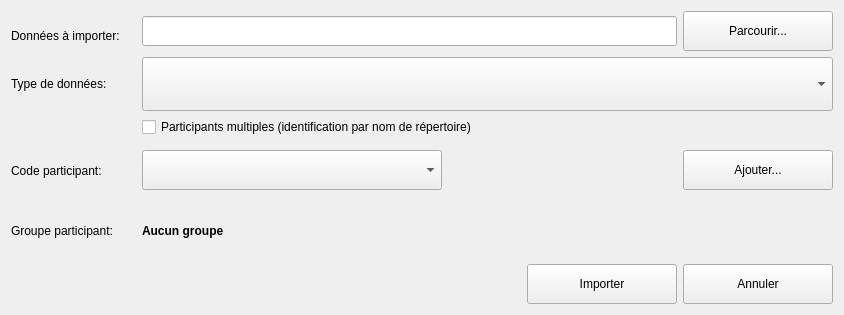
Qt form python/resources/ui/ImportManager.ui (introlab/OpenIMU) before a commit.
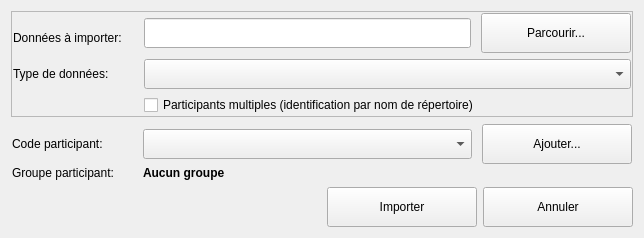
The same form after that commit. Icons and pictures are not drawn.

Commit message: Adjusted "Windows" style on Windows (!)

Patch:
```diff
--- a/python/resources/ui/ImportManager.ui
+++ b/python/resources/ui/ImportManager.ui
@@ -6,8 +6,8 @@
    <rect>
     <x>0</x>
     <y>0</y>
-    <width>844</width>
-    <height>315</height>
+    <width>644</width>
+    <height>232</height>
    </rect>
   </property>
   <property name="windowTitle">
@@ -18,35 +18,32 @@
     <normaloff>:/OpenIMU/icons/OpenIMU.png</normaloff>:/OpenIMU/icons/OpenIMU.png</iconset>
   </property>
   <layout class="QVBoxLayout" name="verticalLayout">
-   <item>
-    <layout class="QGridLayout" name="gridLayout">
-     <item row="0" column="0">
-      <widget class="QLabel" name="lblFileName">
-       <property name="sizePolicy">
-        <sizepolicy hsizetype="Preferred" vsizetype="Expanding">
-         <horstretch>0</horstretch>
-         <verstretch>0</verstretch>
-        </sizepolicy>
-       </property>
-       <property name="minimumSize">
-        <size>
-         <width>125</width>
-         <height>40</height>
-        </size>
-       </property>
-       <property name="maximumSize">
-        <size>
-         <width>16777215</width>
-         <height>30</height>
-        </size>
-       </property>
-       <property name="text">
-        <string>Données à importer:</string>
-       </property>
-      </widget>
-     </item>
+   <item alignment="Qt::AlignTop">
+    <widget class="QFrame" name="frameData">
+     <property name="frameShape">
+      <enum>QFrame::StyledPanel</enum>
+     </property>
+     <property name="frameShadow">
+      <enum>QFrame::Raised</enum>
+     </property>
+     <layout class="QGridLayout" name="gridLayout_3">
+      <property name="leftMargin">
+       <number>1</number>
+      </property>
+      <property name="topMargin">
+       <number>1</number>
+      </property>
+      <property name="rightMargin">
+       <number>1</number>
+      </property>
+      <property name="bottomMargin">
+       <number>1</number>
+      </property>
      <item row="0" column="1">
       <layout class="QHBoxLayout" name="horizontalLayout_2">
+        <property name="spacing">
+         <number>10</number>
+        </property>
        <item>
         <widget class="QLineEdit" name="txtFileName">
          <property name="minimumSize">
@@ -62,7 +59,7 @@
          <property name="minimumSize">
           <size>
            <width>150</width>
-           <height>40</height>
+            <height>30</height>
           </size>
          </property>
          <property name="maximumSize">
@@ -84,6 +81,31 @@
        </item>
       </layout>
      </item>
+      <item row="0" column="0">
+       <widget class="QLabel" name="lblFileName">
+        <property name="sizePolicy">
+         <sizepolicy hsizetype="Preferred" vsizetype="Expanding">
+          <horstretch>0</horstretch>
+          <verstretch>0</verstretch>
+         </sizepolicy>
+        </property>
+        <property name="minimumSize">
+         <size>
+          <width>125</width>
+          <height>40</height>
+         </size>
+        </property>
+        <property name="maximumSize">
+         <size>
+          <width>125</width>
+          <height>30</height>
+         </size>
+        </property>
+        <property name="text">
+         <string>Données à importer:</string>
+        </property>
+       </widget>
+      </item>
      <item row="1" column="0">
       <widget class="QLabel" name="lblFileType">
        <property name="sizePolicy">
@@ -95,7 +117,13 @@
        <property name="minimumSize">
         <size>
          <width>125</width>
-         <height>40</height>
+          <height>25</height>
+         </size>
+        </property>
+        <property name="maximumSize">
+         <size>
+          <width>125</width>
+          <height>16777215</height>
         </size>
        </property>
        <property name="text">
@@ -114,7 +142,7 @@
        <property name="minimumSize">
         <size>
          <width>0</width>
-         <height>35</height>
+          <height>30</height>
         </size>
        </property>
       </widget>
@@ -129,10 +157,31 @@
        </property>
       </widget>
      </item>
-     <item row="3" column="0">
-      <widget class="QLabel" name="lblParticipant">
+     </layout>
+    </widget>
+   </item>
+   <item alignment="Qt::AlignTop">
+    <widget class="QFrame" name="frameParticipant">
+     <layout class="QGridLayout" name="gridLayout_2">
+      <property name="leftMargin">
+       <number>1</number>
+      </property>
+      <property name="topMargin">
+       <number>1</number>
+      </property>
+      <property name="rightMargin">
+       <number>1</number>
+      </property>
+      <property name="bottomMargin">
+       <number>1</number>
+      </property>
+      <property name="verticalSpacing">
+       <number>2</number>
+      </property>
+      <item row="1" column="0">
+       <widget class="QLabel" name="lblGroup">
        <property name="sizePolicy">
-        <sizepolicy hsizetype="Preferred" vsizetype="Expanding">
+         <sizepolicy hsizetype="Preferred" vsizetype="Preferred">
          <horstretch>0</horstretch>
          <verstretch>0</verstretch>
         </sizepolicy>
@@ -140,22 +189,31 @@
        <property name="minimumSize">
         <size>
          <width>125</width>
-         <height>40</height>
+          <height>0</height>
+         </size>
+        </property>
+        <property name="maximumSize">
+         <size>
+          <width>125</width>
+          <height>16777215</height>
         </size>
        </property>
        <property name="text">
-        <string>Code participant:</string>
+         <string>Groupe participant:</string>
        </property>
       </widget>
      </item>
-     <item row="3" column="1">
+      <item row="0" column="2">
       <layout class="QHBoxLayout" name="horizontalLayout_3">
+        <property name="spacing">
+         <number>10</number>
+        </property>
        <item>
         <widget class="QComboBox" name="cmbParticipant">
          <property name="minimumSize">
           <size>
            <width>300</width>
-           <height>40</height>
+            <height>30</height>
           </size>
          </property>
          <property name="editable">
@@ -163,25 +221,12 @@
          </property>
         </widget>
        </item>
-       <item>
-        <spacer name="horizontalSpacer_2">
-         <property name="orientation">
-          <enum>Qt::Horizontal</enum>
-         </property>
-         <property name="sizeHint" stdset="0">
-          <size>
-           <width>40</width>
-           <height>20</height>
-          </size>
-         </property>
-        </spacer>
-       </item>
        <item>
         <widget class="QPushButton" name="btnAddPart">
          <property name="minimumSize">
           <size>
            <width>150</width>
-           <height>40</height>
+            <height>30</height>
           </size>
          </property>
          <property name="maximumSize">
@@ -213,10 +258,10 @@
        </item>
       </layout>
      </item>
-     <item row="4" column="0">
-      <widget class="QLabel" name="lblGroup">
+      <item row="0" column="0">
+       <widget class="QLabel" name="lblParticipant">
        <property name="sizePolicy">
-        <sizepolicy hsizetype="Preferred" vsizetype="Expanding">
+         <sizepolicy hsizetype="Maximum" vsizetype="Expanding">
          <horstretch>0</horstretch>
          <verstretch>0</verstretch>
         </sizepolicy>
@@ -227,15 +272,21 @@
          <height>40</height>
         </size>
        </property>
+        <property name="maximumSize">
+         <size>
+          <width>125</width>
+          <height>16777215</height>
+         </size>
+        </property>
        <property name="text">
-        <string>Groupe participant:</string>
+         <string>Code participant:</string>
        </property>
       </widget>
      </item>
-     <item row="4" column="1">
+      <item row="1" column="2">
       <widget class="QLabel" name="lblGroupName">
        <property name="sizePolicy">
-        <sizepolicy hsizetype="Preferred" vsizetype="Expanding">
+         <sizepolicy hsizetype="Preferred" vsizetype="Maximum">
          <horstretch>0</horstretch>
          <verstretch>0</verstretch>
         </sizepolicy>
@@ -258,6 +309,7 @@
       </widget>
      </item>
     </layout>
+    </widget>
    </item>
    <item>
     <layout class="QHBoxLayout" name="horizontalLayout">
```
Left out of the diff: 12 changed lines with no effect on the pictures. Lines whose indentation alone changed are shown as unchanged. The commit also changes 4 other files.
